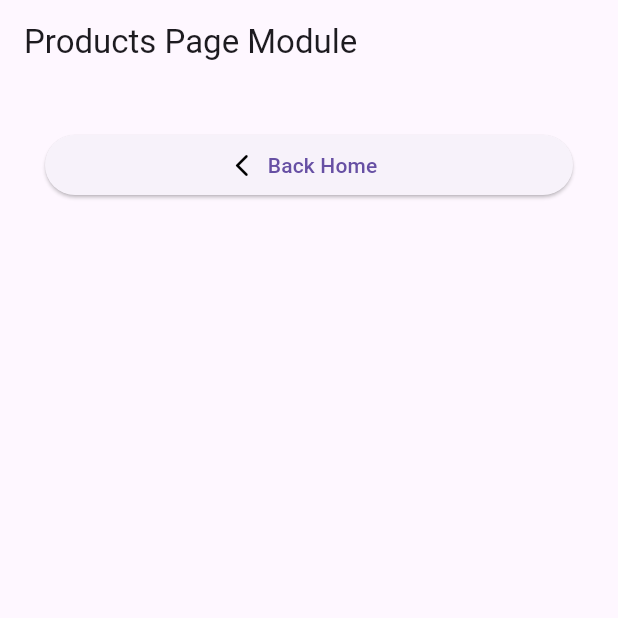
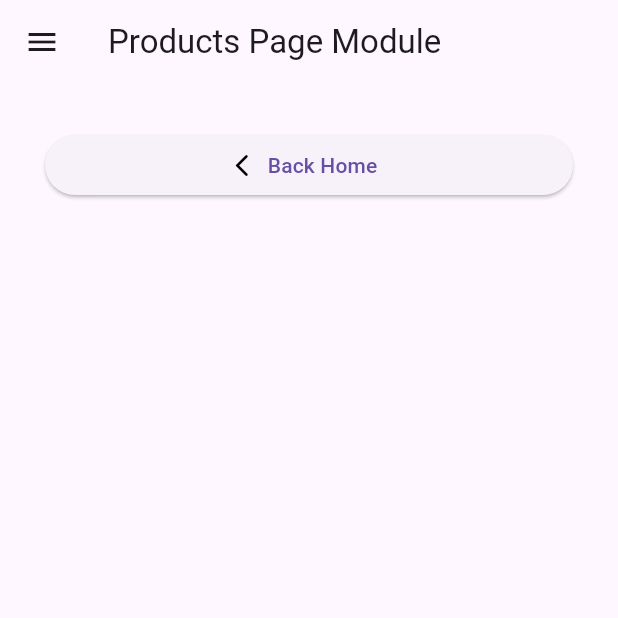
Before and after one commit to JakobPalomo/DoNut-Stop, a Flutter app: the screen it shows after launch, in the side drawer, after a tap on "Products", on a phone screen of 412 x 824 dp, the top half of it. Run offline on Flutter 3.47's test engine with Material 3 defaults, Android fonts, the phone set to English and light mode, and no system bars.

Commit message:
with back home and header

```diff
--- a/lib/pages/products_page.dart
+++ b/lib/pages/products_page.dart
@@ -1,10 +1,12 @@
 import 'package:flutter/material.dart';
 
-class products_page extends StatelessWidget{
-  const products_page ({super.key});
+import '../main.dart';
+
+class products_page extends StatelessWidget {
+  const products_page({super.key});
 
   @override
-  Widget build(BuildContext context){
+  Widget build(BuildContext context) {
     return MaterialApp(
       title: "Products Page Module",
       home: Scaffold(
@@ -18,24 +20,35 @@ class products_page extends StatelessWidget{
             ],
           ),
         ),
+        drawer: Drawer(
+          child: ListView(
+            children: [DrwerHeader(), DrwListView()],
+          ),
+        ),
       ),
     );
   }
 }
 
-class ProductPageBtnFieldSection extends StatelessWidget{
-  const ProductPageBtnFieldSection ({super.key});
+class ProductPageBtnFieldSection extends StatelessWidget {
+  const ProductPageBtnFieldSection({super.key});
 
   @override
   Widget build(BuildContext context) {
-    return Padding(padding: EdgeInsets.all(30),
-      child:
-      Row(
+    return Padding(
+      padding: EdgeInsets.all(30),
+      child: Row(
         spacing: 10,
         mainAxisAlignment: MainAxisAlignment.spaceAround,
         children: [
-          Expanded(child: ElevatedButton.icon(onPressed: () => Navigator.push(context, MaterialPageRoute(builder: (context) => products_page())) , icon: Icon(Icons.arrow_back_ios_rounded, color: Colors.black), label: Text("Back Home")))
+          Expanded(
+              child: ElevatedButton.icon(
+                  onPressed: () => Navigator.push(context,
+                      MaterialPageRoute(builder: (context) => MyApp())),
+                  icon: Icon(Icons.arrow_back_ios_rounded, color: Colors.black),
+                  label: Text("Back Home")))
         ],
-      ),);
+      ),
+    );
   }
 }
```
Also changed, not shown: lib/pages/about_page.dart (+38 -3 lines), lib/pages/free_page.dart (+38 -3 lines), lib/pages/registration_page.dart (+70 -65 lines).
